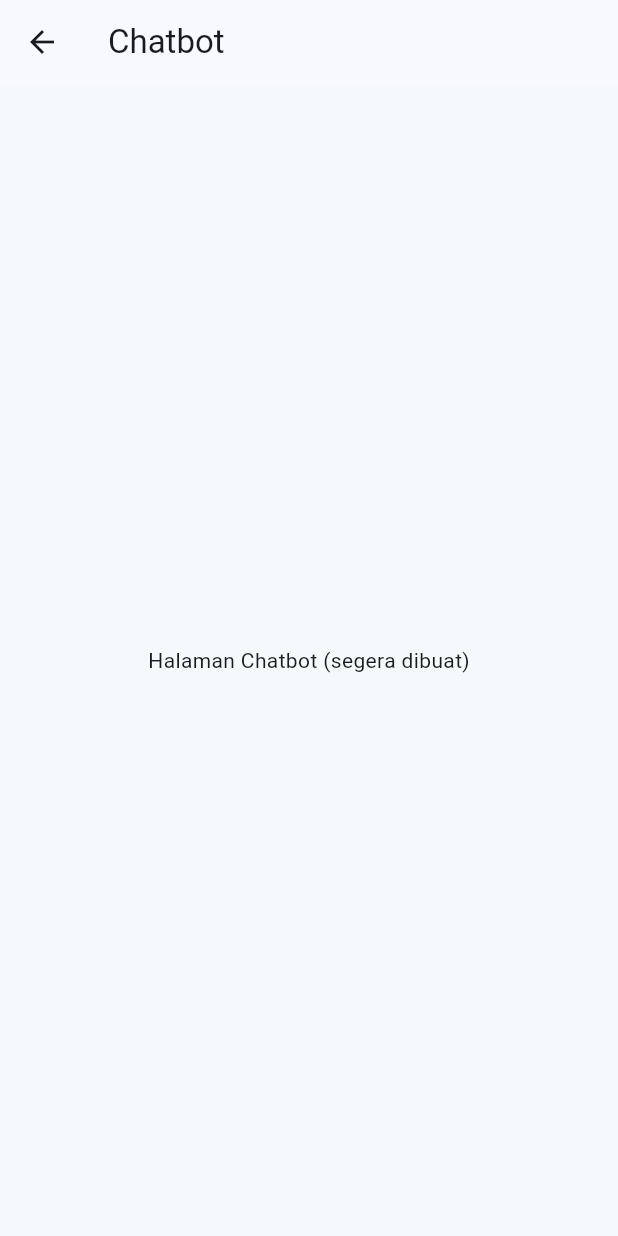
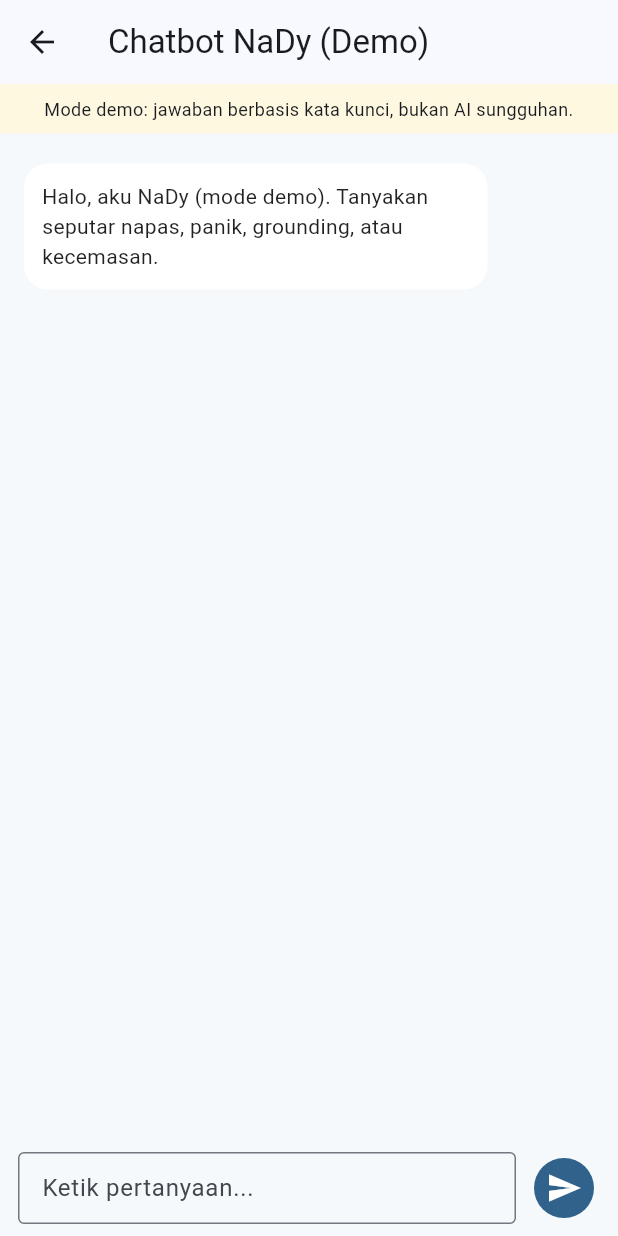
Before and after one commit to atechforce/nady-prototype, a Flutter app: the screen it shows after launch, after a tap on "Chatbot", on a phone screen of 412 x 824 dp. Run offline on Flutter 3.47's test engine with Material 3 defaults, Android fonts, the phone set to English and light mode, and no system bars.

Commit message:
Add emergency contacts and demo chatbot

```diff
--- /dev/null
+++ b/lib/data/chatbot_demo_data.dart
@@ -0,0 +1,39 @@
+const crisisKeywords = [
+  'bunuh diri',
+  'menyakiti diri',
+  'mengakhiri hidup',
+  'tidak ingin hidup',
+];
+
+const crisisReply =
+    'Aku turut prihatin kamu merasa seperti ini. Kamu tidak sendirian. '
+    'Tolong segera hubungi orang terdekat atau layanan darurat setempat. '
+    'Kamu juga bisa menghubungi psikolog atau psikiater untuk bantuan langsung.';
+
+const demoReplies = <String, String>{
+  'napas': 'Coba teknik napas 4-4-4-4: tarik napas 4 hitungan, tahan 4, '
+      'hembuskan 4, tahan 4. Ulangi beberapa putaran. Detail ada di menu Edukasi.',
+  'panik': 'Serangan panik biasanya mereda dalam beberapa menit. Duduk di '
+      'tempat aman, atur napas pelan, dan hubungi orang terdekat bila perlu.',
+  'grounding': 'Coba grounding 5-4-3-2-1: sebutkan 5 hal yang kamu lihat, '
+      '4 yang kamu sentuh, 3 yang kamu dengar, 2 yang kamu cium, 1 yang kamu rasakan.',
+  'cemas': 'Rasa cemas itu valid. Coba tarik napas pelan dan fokus pada '
+      'sekitarmu. Kalau terus mengganggu, pertimbangkan bicara dengan profesional.',
+  'profesional': 'Pertimbangkan menemui psikolog atau psikiater bila kecemasan '
+      'berlangsung lama, sering kambuh, atau mengganggu aktivitas harian.',
+};
+
+const defaultReply =
+    'Maaf, aku belum paham pertanyaan itu. Coba tanyakan seputar napas, '
+    'panik, grounding, cemas, atau kapan ke profesional.';
+
+String getDemoReply(String message) {
+  final text = message.toLowerCase();
+  for (final k in crisisKeywords) {
+    if (text.contains(k)) return crisisReply;
+  }
+  for (final entry in demoReplies.entries) {
+    if (text.contains(entry.key)) return entry.value;
+  }
+  return defaultReply;
+}
--- /dev/null
+++ b/lib/screens/chatbot_screen.dart
@@ -0,0 +1,129 @@
+import 'package:flutter/material.dart';
+import '../data/chatbot_demo_data.dart';
+
+class _Message {
+  final String text;
+  final bool fromUser;
+  _Message(this.text, this.fromUser);
+}
+
+class ChatbotScreen extends StatefulWidget {
+  const ChatbotScreen({super.key});
+
+  @override
+  State<ChatbotScreen> createState() => _ChatbotScreenState();
+}
+
+class _ChatbotScreenState extends State<ChatbotScreen> {
+  final _controller = TextEditingController();
+  final _scroll = ScrollController();
+  final List<_Message> _messages = [
+    _Message(
+        'Halo, aku NaDy (mode demo). Tanyakan seputar napas, panik, '
+        'grounding, atau kecemasan.',
+        false),
+  ];
+
+  @override
+  void dispose() {
+    _controller.dispose();
+    _scroll.dispose();
+    super.dispose();
+  }
+
+  void _send() {
+    final text = _controller.text.trim();
+    if (text.isEmpty) return;
+    setState(() {
+      _messages.add(_Message(text, true));
+      _messages.add(_Message(getDemoReply(text), false));
+    });
+    _controller.clear();
+    WidgetsBinding.instance.addPostFrameCallback((_) {
+      if (_scroll.hasClients) {
+        _scroll.animateTo(_scroll.position.maxScrollExtent,
+            duration: const Duration(milliseconds: 250),
+            curve: Curves.easeOut);
+      }
+    });
+  }
+
+  @override
+  Widget build(BuildContext context) {
+    final color = Theme.of(context).colorScheme;
+    return Scaffold(
+      appBar: AppBar(title: const Text('Chatbot NaDy (Demo)')),
+      body: Column(
+        children: [
+          Container(
+            width: double.infinity,
+            color: Colors.amber.shade50,
+            padding: const EdgeInsets.all(8),
+            child: const Text(
+              'Mode demo: jawaban berbasis kata kunci, bukan AI sungguhan.',
+              style: TextStyle(fontSize: 12),
+              textAlign: TextAlign.center,
+            ),
+          ),
+          Expanded(
+            child: ListView.builder(
+              controller: _scroll,
+              padding: const EdgeInsets.all(16),
+              itemCount: _messages.length,
+              itemBuilder: (context, i) {
+                final m = _messages[i];
+                return Align(
+                  alignment: m.fromUser
+                      ? Alignment.centerRight
+                      : Alignment.centerLeft,
+                  child: Container(
+                    margin: const EdgeInsets.symmetric(vertical: 4),
+                    padding: const EdgeInsets.all(12),
+                    constraints: BoxConstraints(
+                        maxWidth: MediaQuery.of(context).size.width * 0.75),
+                    decoration: BoxDecoration(
+                      color: m.fromUser
+                          ? color.primary
+                          : Colors.white,
+                      borderRadius: BorderRadius.circular(16),
+                    ),
+                    child: Text(
+                      m.text,
+                      style: TextStyle(
+                          color: m.fromUser ? Colors.white : Colors.black87),
+                    ),
+                  ),
+                );
+              },
+            ),
+          ),
+          SafeArea(
+            child: Padding(
+              padding: const EdgeInsets.fromLTRB(12, 4, 12, 8),
+              child: Row(
+                children: [
+                  Expanded(
+                    child: TextField(
+                      controller: _controller,
+                      onSubmitted: (_) => _send(),
+                      decoration: const InputDecoration(
+                        hintText: 'Ketik pertanyaan...',
+                        border: OutlineInputBorder(),
+                        isDense: true,
+                      ),
+                    ),
+                  ),
+                  const SizedBox(width: 8),
+                  IconButton.filled(
+                    onPressed: _send,
+                    icon: const Icon(Icons.send),
+                  ),
+                ],
+              ),
+            ),
+          ),
+        ],
+      ),
+    );
+  }
+}
--- a/lib/screens/dashboard_screen.dart
+++ b/lib/screens/dashboard_screen.dart
@@ -1,5 +1,7 @@
 import 'package:flutter/material.dart';
 import '../widgets/feature_card.dart';
+import 'chatbot_screen.dart';
+import 'contacts_screen.dart';
 import 'education_screen.dart';
 import 'placeholder_screen.dart';
 import 'profile_screen.dart';
@@ -17,9 +19,9 @@ class DashboardScreen extends StatelessWidget {
     (Icons.person, 'Profil', 'Data pengguna', const ProfileScreen()),
     (Icons.menu_book, 'Edukasi', 'Materi anxiety', const EducationScreen()),
     (Icons.chat_bubble, 'Chatbot', 'Tanya NaDy (demo)',
-          const PlaceholderScreen(title: 'Chatbot')),
+        const ChatbotScreen()),
     (Icons.contacts, 'Kontak Darurat', 'Orang terdekat',
-          const PlaceholderScreen(title: 'Kontak Darurat')),
+        const ContactsScreen()),
     (Icons.monitor_heart, 'Sesi Monitoring', 'Simulasi sesi',
         const PlaceholderScreen(title: 'Sesi Monitoring')),
     ];
```
Also changed, not shown: lib/models/emergency_contact.dart (added, +14 -0 lines), lib/screens/contacts_screen.dart (added, +154 -0 lines). Lines whose indentation alone changed are shown as unchanged.
